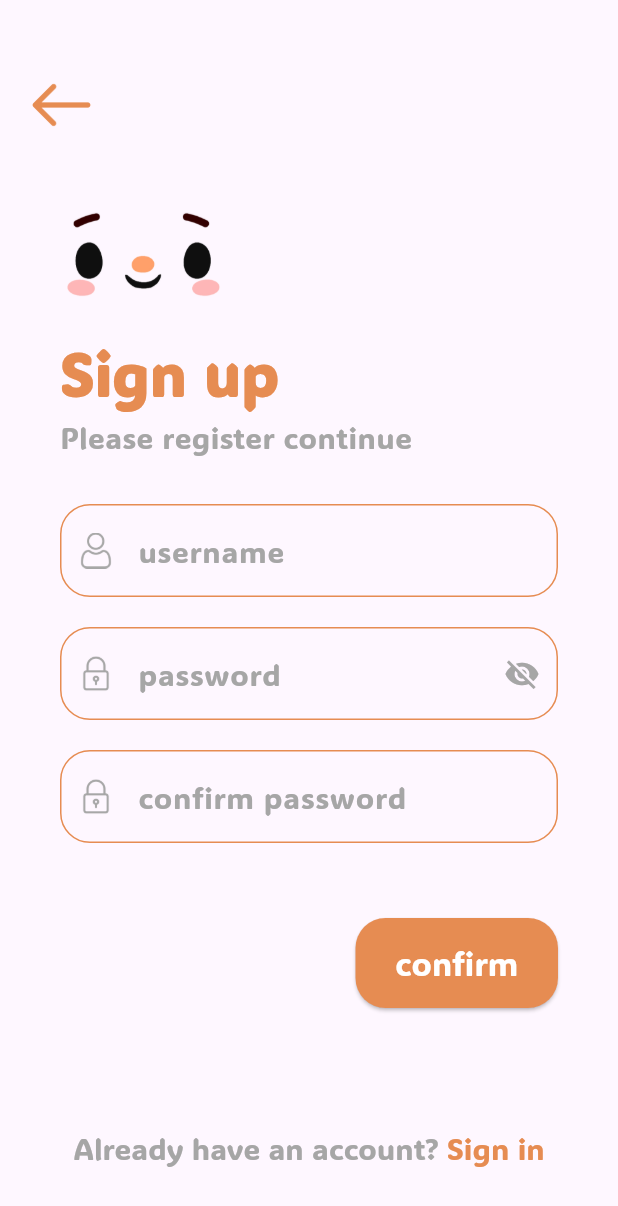
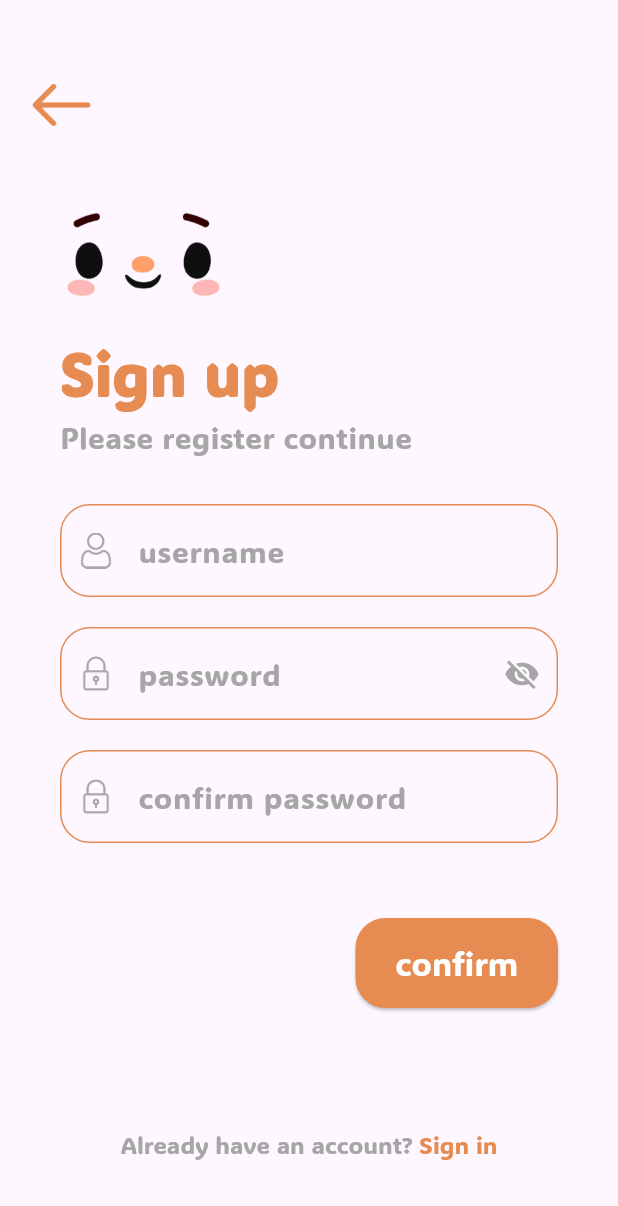
Before and after one commit to nokyalr/mood_tracker, a Flutter app: the RegisterScreen screen opened directly, on a phone screen of 412 x 824 dp. Shown: the top 1206 px of the screen. Run offline on Flutter 3.47's test engine with Material 3 defaults, Android fonts, the light colour scheme and no system bars.

Commit message:
Reduce font size for 'Sign up' and 'Sign in' text in Login and Register screens

```diff
--- a/lib/screens/login.dart
+++ b/lib/screens/login.dart
@@ -178,14 +178,14 @@ class LoginScreenState extends State<LoginScreen> {
                     style: const TextStyle(
                         color: Color(0xFFA6A6A6),
                         fontFamily: 'ADLaMDisplay',
-                        fontSize: 20),
+                        fontSize: 16),
                     children: [
                       TextSpan(
                         text: 'Sign up',
                         style: const TextStyle(
                             color: Color(0xFFE68C52),
                             fontFamily: 'ADLaMDisplay',
-                            fontSize: 20),
+                            fontSize: 16),
                         recognizer: TapGestureRecognizer()
                           ..onTap = () {
                             Navigator.pushReplacement(
--- a/lib/screens/register.dart
+++ b/lib/screens/register.dart
@@ -234,14 +234,14 @@ class RegisterScreenState extends State<RegisterScreen> {
                           style: const TextStyle(
                               color: Color(0xFFA6A6A6),
                               fontFamily: 'ADLaMDisplay',
-                              fontSize: 20),
+                              fontSize: 16),
                           children: [
                             TextSpan(
                               text: 'Sign in',
                               style: const TextStyle(
                                   color: Color(0xFFE68C52),
                                   fontFamily: 'ADLaMDisplay',
-                                  fontSize: 20),
+                                  fontSize: 16),
                               recognizer: TapGestureRecognizer()
                                 ..onTap = () {
                                   Navigator.pushReplacement(
```
